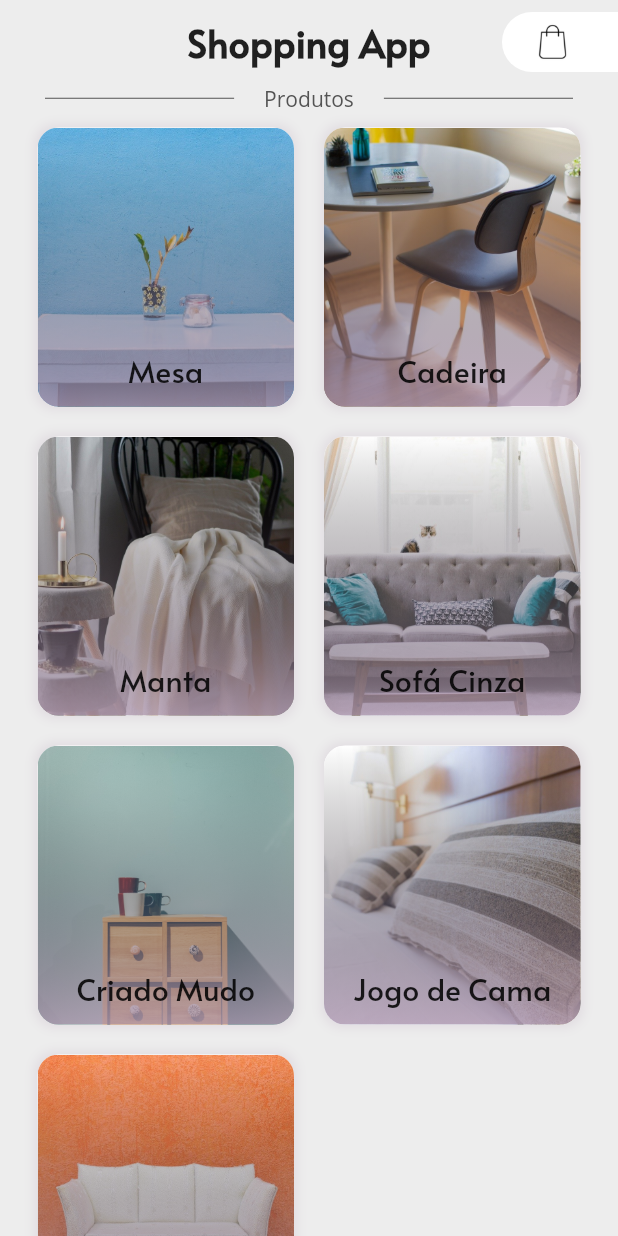
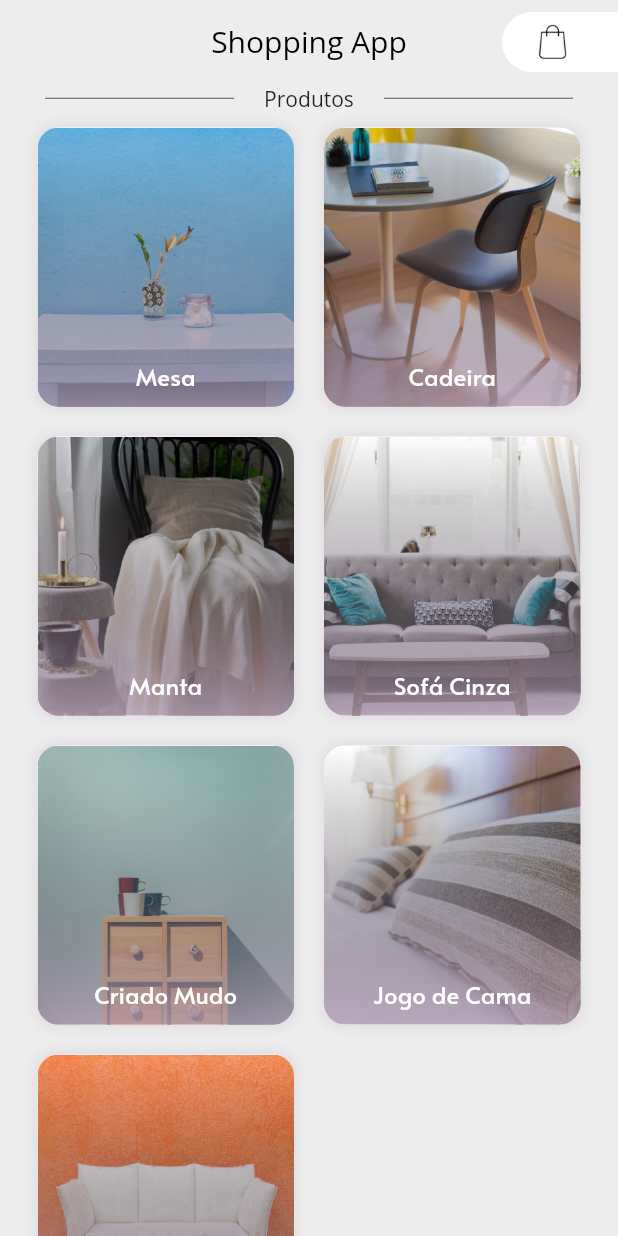
Before and after one commit to mm44m6/shopping-app-alura, a Flutter app: the screen it shows after launch, on a phone screen of 412 x 824 dp. Run offline on Flutter 3.47's test engine with Material 2 defaults, Android fonts, the phone set to English and light mode, and no system bars.

```diff
--- /dev/null
+++ b/lib/common/appbar.dart
@@ -0,0 +1,86 @@
+import 'package:flutter/material.dart';
+import 'package:provider/provider.dart';
+
+import '../modelos/movel.dart';
+
+class AppBarCustomizada extends StatelessWidget with PreferredSizeWidget {
+
+final String titulo;
+final bool ehPaginaCarrinho;
+
+AppBarCustomizada({this.titulo, this.ehPaginaCarrinho}): super();
+
+@override
+  Widget build(BuildContext context) {
+    return AppBar(
+      title: Text(titulo, style: TextStyle(fontFamily: 'Open Sans', color: Colors.black)),
+      titleSpacing: 0.0,
+      centerTitle: true,
+      backgroundColor: Colors.transparent,
+      elevation: 0.0,
+      iconTheme: IconThemeData(
+        color: Colors.black, //change your color here
+      ),
+      actions: <Widget>[
+        this.ehPaginaCarrinho ? Container() : GestureDetector(
+          onTap: () {
+            Navigator.pushNamed(context, '/carrinho');
+          },
+          child: Padding(
+            padding: const EdgeInsets.symmetric(
+              vertical: 8.0,
+            ),
+            child: Container(
+              padding: EdgeInsets.only(right: 30, left: 20),
+              height: 40,
+              alignment: Alignment.centerRight,
+              decoration: BoxDecoration(
+              borderRadius: BorderRadius.only(
+                bottomLeft: Radius.circular(100),
+                topLeft: Radius.circular(100)),
+                color: Colors.white,
+              ),
+              child:
+                Consumer<CarrinhoModel>(
+                  builder: (context, carrinho, child) {
+                    if (carrinho.tamanhoListaCarrinho > 0) {
+                      return Stack(
+                        alignment: Alignment.center,
+                          children: <Widget>[
+                            Image(
+                              image: AssetImage('utils/assets/icons/shopping_bag.png'),
+                              height: 30,
+                              fit: BoxFit.fitHeight,
+                            ),
+                            Positioned(
+                              right: 0,
+                              bottom: 0,
+                              child: new Container(
+                                width: 10,
+                                height: 10,
+                                decoration: BoxDecoration(
+                                  color: Color.fromRGBO(178, 155, 178, 1),
+                                  shape: BoxShape.circle
+                                ),
+                              )
+                            )
+                          ]
+                        );
+                      }
+                      return Image(
+                        image: AssetImage('utils/assets/icons/shopping_bag.png'),
+                          height: 30,
+                          fit: BoxFit.fitHeight,
+                      );
+                    }
+                  )
+                ),
+              )
+            ),
+         ],
+      );
+    }
+
+    @override
+    Size get preferredSize => Size.fromHeight(kToolbarHeight);
+  }
--- a/lib/main.dart
+++ b/lib/main.dart
@@ -1,8 +1,17 @@
 import 'package:flutter/material.dart';
+import 'package:provider/provider.dart';
 
+import 'common/appbar.dart';
+import 'modelos/movel.dart';
 import 'paginas/detalhes.dart';
+import 'paginas/carrinho.dart';
 
-void main() => runApp(MyApp());
+void main() => runApp(
+  ChangeNotifierProvider(
+      create: (context) => CarrinhoModel(),
+      child: MyApp(),
+  )
+);
 
 class MyApp extends StatelessWidget {
   // This widget is the root of your application.
@@ -24,68 +33,66 @@ class MyApp extends StatelessWidget {
     MaterialColor materialColorBackground =
       MaterialColor(0xFFededed, colorBackground);
       return MaterialApp(
+        initialRoute: '/',
+        routes: {
+          '/': (context) => MyHomePage('Shopping App'),
+          '/carrinho': (context) => Carrinho(),
+       },
         title: 'Shopping App',
         theme: ThemeData(
           primarySwatch: Colors.red,
           backgroundColor: materialColorBackground,
-          textTheme: TextTheme(
-            headline: TextStyle(fontSize: 25.0, fontWeight: FontWeight.bold, fontFamily: 'Alata'),
-            title: TextStyle(fontSize: 20.0, fontFamily: 'Alata'),
-            body1: TextStyle(fontSize: 14.0, fontFamily: 'Open Sans', color: Color.fromRGBO(83, 83, 83, 1)),
-            body2: TextStyle(fontSize: 14.0, fontFamily: 'Open Sans', color: Color.fromRGBO(83, 83, 83, 1))
-          ),
         ),
-        home: MyHomePage('Shopping App'),
     );
   }
 }
 
 class MyHomePage extends StatelessWidget {
 
-  MyHomePage(this.title) : super();
+  MyHomePage(this.titulo) : super();
 
-  final String title;
+  final String titulo;
 
-  List moveis = [
+  final List moveis = [
     {
         "titulo": "Mesa",
-        "preco": "300",
+        "preco": 300,
         "foto": "furniture1.jpeg",
         "descricao": "Lorem ipsum dolor sit amet, consectetur adipiscing elit. Aenean aliquam libero id mauris mollis convallis. Orci varius natoque penatibus et magnis dis parturient montes, nascetur ridiculus mus."
     },
     {
         "titulo": "Cadeira",
-        "preco": "120",
+        "preco": 120,
         "foto": "furniture2.jpg",
         "descricao": "Lorem ipsum dolor sit amet, consectetur adipiscing elit. Aenean aliquam libero id mauris mollis convallis. Orci varius natoque penatibus et magnis dis parturient montes, nascetur ridiculus mus."
     },
     {
         "titulo": "Manta",
-        "preco": "200",
+        "preco": 200,
         "foto": "furniture3.jpg",
         "descricao": "Lorem ipsum dolor sit amet, consectetur adipiscing elit. Aenean aliquam libero id mauris mollis convallis. Orci varius natoque penatibus et magnis dis parturient montes, nascetur ridiculus mus."
     },
     {
         "titulo": "Sofá Cinza",
-        "preco": "800",
+        "preco": 800,
         "foto": "furniture4.jpg",
         "descricao": "Lorem ipsum dolor sit amet, consectetur adipiscing elit. Aenean aliquam libero id mauris mollis convallis. Orci varius natoque penatibus et magnis dis parturient montes, nascetur ridiculus mus."
     },
     {
         "titulo": "Criado Mudo",
-        "preco": "400",
+        "preco": 400,
         "foto": "furniture5.jpg",
         "descricao": "Lorem ipsum dolor sit amet, consectetur adipiscing elit. Aenean aliquam libero id mauris mollis convallis. Orci varius natoque penatibus et magnis dis parturient montes, nascetur ridiculus mus."
     },
     {
         "titulo": "Jogo de Cama",
-        "preco": "250",
+        "preco": 250,
         "foto": "furniture6.jpg",
         "descricao": "Lorem ipsum dolor sit amet, consectetur adipiscing elit. Aenean aliquam libero id mauris mollis convallis. Orci varius natoque penatibus et magnis dis parturient montes, nascetur ridiculus mus."
     },
     {
         "titulo": "Sofá Branco",
-        "preco": "900",
+        "preco": 900,
         "foto": "furniture7.jpg",
         "descricao": "Lorem ipsum dolor sit amet, consectetur adipiscing elit. Aenean aliquam libero id mauris mollis convallis. Orci varius natoque penatibus et magnis dis parturient montes, nascetur ridiculus mus."
     }
@@ -93,42 +100,10 @@ class MyHomePage extends StatelessWidget {
 
   @override
   Widget build(BuildContext context) {
-    criarAppBar() {
-      return AppBar(
-        centerTitle: true,
-        backgroundColor: Colors.transparent,
-        elevation: 0.0,
-        titleSpacing: 0.0,
-        actions: <Widget>[
-          Padding(
-            padding: const EdgeInsets.symmetric(
-              vertical: 8.0,
-            ),
-            child: Container(
-              padding: EdgeInsets.only(right: 30, left: 20),
-              height: 40,
-              alignment: Alignment.centerRight,
-              decoration: BoxDecoration(
-                borderRadius: BorderRadius.only(
-                  bottomLeft: Radius.circular(100),
-                  topLeft: Radius.circular(100)),
-                  color: Colors.white,
-                ),
-              child: Image(
-                image: AssetImage('utils/assets/icons/shopping_bag.png'),
-                height: 30,
-                fit: BoxFit.fitHeight,
-              ),
-            ),
-          ),
-        ],
-        title: Text(title, style: Theme.of(context).textTheme.headline)
-      );
-    }
 
     return Scaffold(
       backgroundColor: Theme.of(context).backgroundColor,
-      appBar: criarAppBar(),
+      appBar: AppBarCustomizada(titulo: titulo, ehPaginaCarrinho: false),
       body: Column(
         mainAxisSize: MainAxisSize.min,
         children: <Widget>[
@@ -139,7 +114,7 @@ class MyHomePage extends StatelessWidget {
                 child: Divider(color: Color.fromRGBO(83, 83, 83, 1)),
               )
             ),
-            Text("Produtos", style: Theme.of(context).textTheme.body1),
+            Text("Produtos", style: TextStyle(fontFamily: 'Open Sans')),
             Expanded(
                 child: new Container(
               margin: const EdgeInsets.only(left: 20.0, right: 30.0),
@@ -210,7 +185,7 @@ class MyHomePage extends StatelessWidget {
                               child: Text(
                                 movel['titulo'],
                                 style:
-                                Theme.of(context).textTheme.title
+                                TextStyle(fontFamily: 'Alata', color: Colors.white, fontSize: 16)
                               )
                             )
                           ])
--- a/pubspec.yaml
+++ b/pubspec.yaml
@@ -19,6 +19,7 @@ environment:
 dependencies:
   flutter:
     sdk: flutter
+  provider: ^3.1.0
 
   # The following adds the Cupertino Icons font to your application.
   # Use with the CupertinoIcons class for iOS style icons.
```
Also changed, not shown: lib/modelos/movel.dart (+57 -24 lines), lib/paginas/carrinho.dart (added, +131 -0 lines), lib/paginas/detalhes.dart (+5 -31 lines), pubspec.lock.
